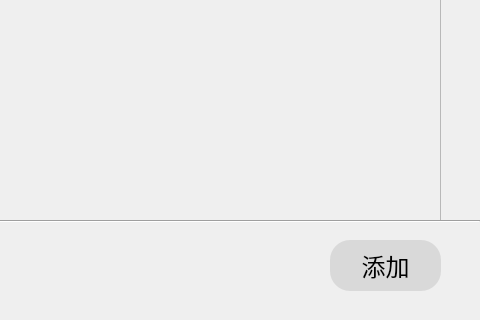
Old version of the form qt/AddTickets.ui in the repository luaming/Traffic-consultation-system; both pictures show x 320 to 800 and y 180 to 500 of the 800 by 500 pixel window.
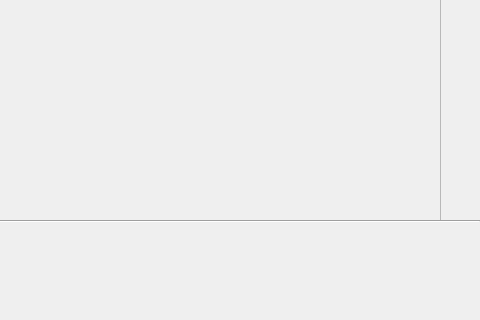
New version of the form.

The edit to the form file:
```diff
--- a/qt/AddTickets.ui
+++ b/qt/AddTickets.ui
@@ -97,57 +97,6 @@
      </size>
     </property>
    </widget>
-   <widget class="QPushButton" name="stfbtn_2">
-    <property name="geometry">
-     <rect>
-      <x>650</x>
-      <y>420</y>
-      <width>111</width>
-      <height>51</height>
-     </rect>
-    </property>
-    <property name="sizePolicy">
-     <sizepolicy hsizetype="Minimum" vsizetype="Minimum">
-      <horstretch>0</horstretch>
-      <verstretch>0</verstretch>
-     </sizepolicy>
-    </property>
-    <property name="minimumSize">
-     <size>
-      <width>0</width>
-      <height>9</height>
-     </size>
-    </property>
-    <property name="font">
-     <font>
-      <family>微软雅黑</family>
-      <pointsize>18</pointsize>
-     </font>
-    </property>
-    <property name="cursor">
-     <cursorShape>PointingHandCursor</cursorShape>
-    </property>
-    <property name="layoutDirection">
-     <enum>Qt::LeftToRight</enum>
-    </property>
-    <property name="styleSheet">
-     <string notr="true">*{
-background-color:#d9d9d9;
-border-radius:20px;
-}
-QPushButton:pressed{  background-color: #bebebe;}
-</string>
-    </property>
-    <property name="text">
-     <string>添加</string>
-    </property>
-    <property name="iconSize">
-     <size>
-      <width>20</width>
-      <height>20</height>
-     </size>
-    </property>
-   </widget>
    <widget class="Line" name="line">
     <property name="geometry">
      <rect>
```
